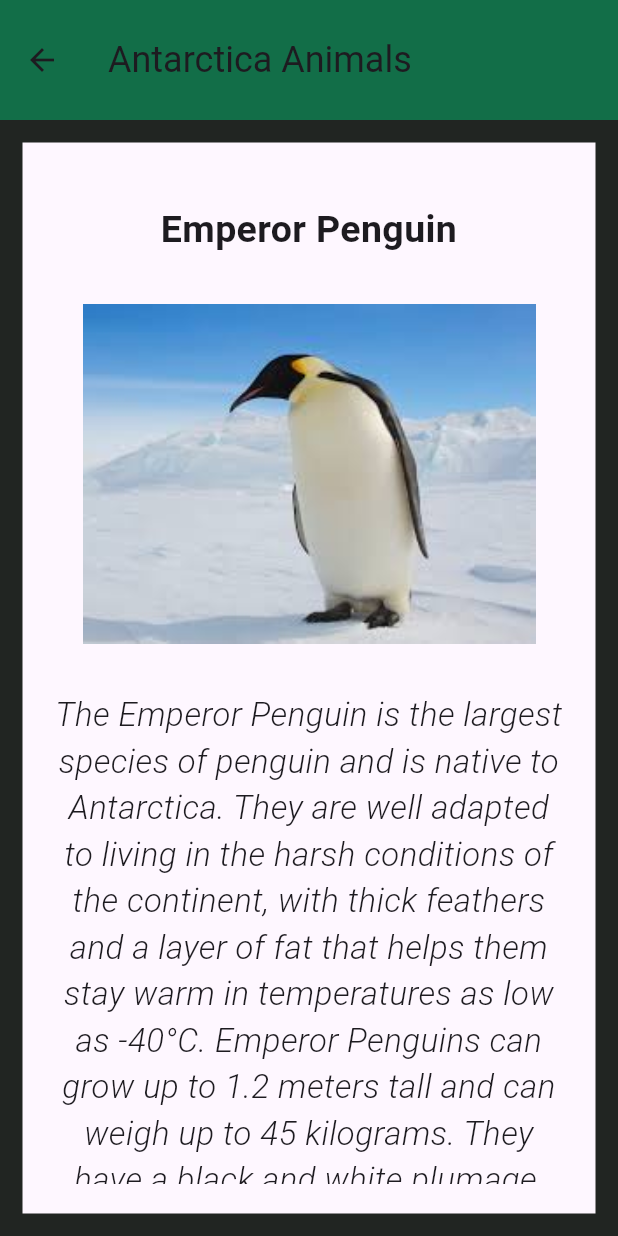
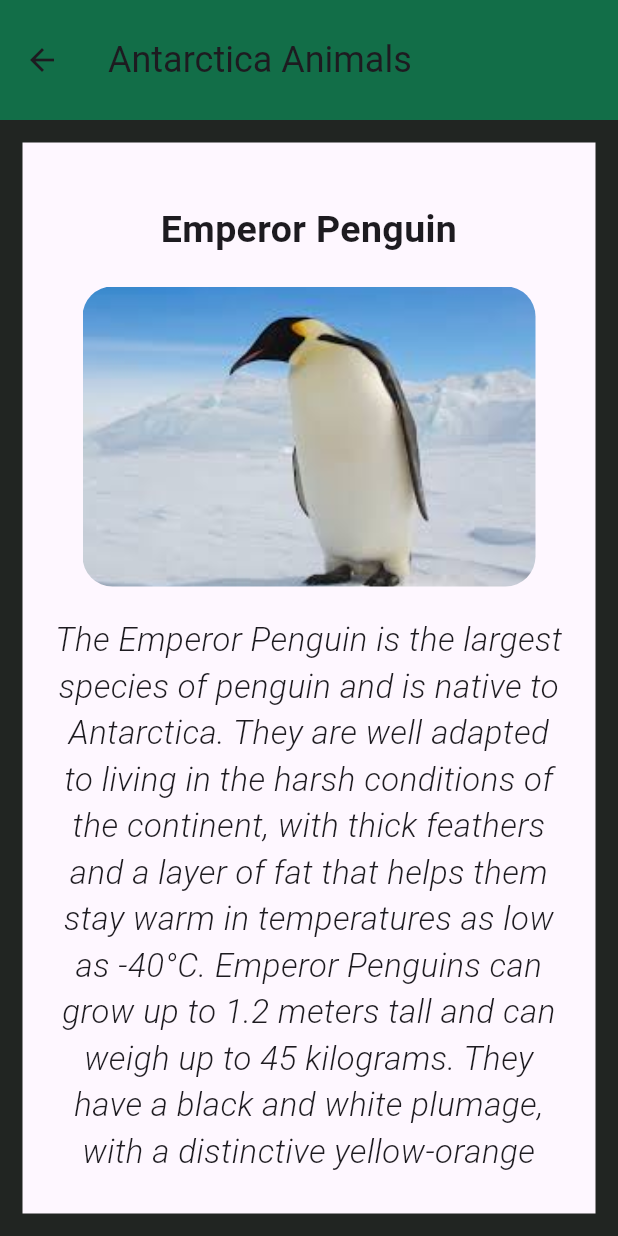
Before and after one commit to isurubandara1/Endemic_Animals_App, a Flutter app: the Antarctica screen opened directly, on a phone screen of 412 x 824 dp. Run offline on Flutter 3.47's test engine with Material 3 defaults, Android fonts, the phone set to English and light mode, and no system bars.

Commit message:
few changes in Antarctica.dart file

```diff
--- a/lib/detail/Antarctica.dart
+++ b/lib/detail/Antarctica.dart
@@ -5,6 +5,7 @@ class Antarctica extends StatelessWidget {
   @override
   Widget build(BuildContext context) {
     return Scaffold(
+      //AppBar
       appBar: AppBar(
         toolbarHeight: 80,
         backgroundColor: Color.fromARGB(255, 18, 110, 72),
@@ -15,6 +16,8 @@ class Antarctica extends StatelessWidget {
           child: Icon(Icons.arrow_back),
         ),
       ),
+
+      //body
       body: Container(
         decoration: BoxDecoration(
           border: Border.all(
@@ -28,6 +31,7 @@ class Antarctica extends StatelessWidget {
             child: Center(
               child: Column(
                 children: [
+                  //First animal details
                   Text(
                     'Emperor Penguin',
                     textAlign: TextAlign.center,
@@ -38,11 +42,14 @@ class Antarctica extends StatelessWidget {
                   ),
                   Padding(
                     padding: const EdgeInsets.fromLTRB(20, 20, 20, 0),
+                    child: ClipRRect(
+                      borderRadius: BorderRadius.circular(20),
                       child: Image.asset(
                         'assets/Antac/an1.jpg',
                         width: double.infinity,
-                      height: 250,
-                      fit: BoxFit.fitWidth,
+                        height: 200,
+                        fit: BoxFit.cover,
+                      ),
                     ),
                   ),
                   Padding(
@@ -65,6 +72,8 @@ class Antarctica extends StatelessWidget {
                   SizedBox(
                     height: 30,
                   ),
+
+                  //Second animal details
                   Text(
                     'Antarctic Silverfish',
                     textAlign: TextAlign.center,
@@ -75,11 +84,14 @@ class Antarctica extends StatelessWidget {
                   ),
                   Padding(
                     padding: const EdgeInsets.fromLTRB(20, 20, 20, 0),
+                    child: ClipRRect(
+                      borderRadius: BorderRadius.circular(20),
                       child: Image.asset(
                         'assets/Antac/an2.webp',
                         width: double.infinity,
-                      height: 250,
-                      fit: BoxFit.fitWidth,
+                        height: 200,
+                        fit: BoxFit.cover,
+                      ),
                     ),
                   ),
                   Padding(
@@ -101,6 +113,8 @@ class Antarctica extends StatelessWidget {
                   SizedBox(
                     height: 30,
                   ),
+
+                  //Thired animal details
                   Text(
                     'Weddell Seal',
                     textAlign: TextAlign.center,
@@ -111,11 +125,14 @@ class Antarctica extends StatelessWidget {
                   ),
                   Padding(
                     padding: const EdgeInsets.fromLTRB(20, 20, 20, 0),
+                    child: ClipRRect(
+                      borderRadius: BorderRadius.circular(20),
                       child: Image.asset(
                         'assets/Antac/an3.jpg',
                         width: double.infinity,
-                      height: 250,
-                      fit: BoxFit.fitWidth,
+                        height: 200,
+                        fit: BoxFit.cover,
+                      ),
                     ),
                   ),
                   Padding(
@@ -137,6 +154,8 @@ class Antarctica extends StatelessWidget {
                   SizedBox(
                     height: 30,
                   ),
+
+                  //Forth animal details
                   Text(
                     'Antarctic Kril',
                     textAlign: TextAlign.center,
@@ -147,11 +166,14 @@ class Antarctica extends StatelessWidget {
                   ),
                   Padding(
                     padding: const EdgeInsets.fromLTRB(20, 10, 20, 0),
+                    child: ClipRRect(
+                      borderRadius: BorderRadius.circular(20),
                       child: Image.asset(
                         'assets/Antac/an4.jpg',
                         width: double.infinity,
-                      height: 250,
-                      fit: BoxFit.fitWidth,
+                        height: 200,
+                        fit: BoxFit.cover,
+                      ),
                     ),
                   ),
                   Padding(
@@ -173,6 +195,8 @@ class Antarctica extends StatelessWidget {
                   SizedBox(
                     height: 30,
                   ),
+
+                  //Fifth animal details
                   Text(
                     'Antarctic Toothfish',
                     textAlign: TextAlign.center,
@@ -183,11 +207,14 @@ class Antarctica extends StatelessWidget {
                   ),
                   Padding(
                     padding: const EdgeInsets.fromLTRB(20, 20, 20, 0),
+                    child: ClipRRect(
+                      borderRadius: BorderRadius.circular(20),
                       child: Image.asset(
                         'assets/Antac/an5.jpg',
                         width: double.infinity,
-                      height: 250,
-                      fit: BoxFit.fitWidth,
+                        height: 200,
+                        fit: BoxFit.cover,
+                      ),
                     ),
                   ),
                   Padding(
@@ -209,6 +236,8 @@ class Antarctica extends StatelessWidget {
                   SizedBox(
                     height: 30,
                   ),
+
+                  //Sixth animal details
                   Text(
                     'Snow petrel',
                     textAlign: TextAlign.center,
@@ -219,11 +248,14 @@ class Antarctica extends StatelessWidget {
                   ),
                   Padding(
                     padding: const EdgeInsets.fromLTRB(20, 10, 20, 0),
+                    child: ClipRRect(
+                      borderRadius: BorderRadius.circular(20),
                       child: Image.asset(
                         'assets/Antac/an6.jpg',
                         width: double.infinity,
-                      height: 250,
-                      fit: BoxFit.fitWidth,
+                        height: 200,
+                        fit: BoxFit.cover,
+                      ),
                     ),
                   ),
                   Padding(
```
Lines whose indentation alone changed are shown as unchanged.
